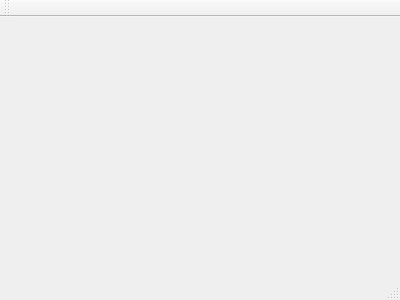
This is student/11/timer/mainwindow.ui in Veeti-Lukin/programming2-course as Qt 5 draws it before an edit. The edited form follows.
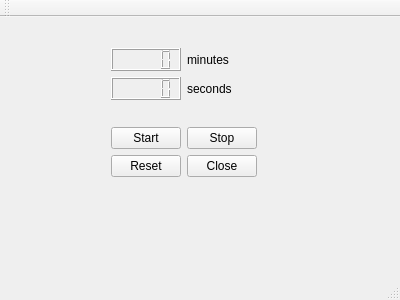
This is the edited form.

Commit message: TASK 11.6.3 ADD FUNCTION: time increasing automatically

What changed in the file:
```diff
--- a/student/11/timer/mainwindow.ui
+++ b/student/11/timer/mainwindow.ui
@@ -12,13 +12,115 @@
   <property name="windowTitle" >
    <string>MainWindow</string>
   </property>
-  <widget class="QMenuBar" name="menuBar" />
-  <widget class="QToolBar" name="mainToolBar" />
-  <widget class="QWidget" name="centralWidget" />
-  <widget class="QStatusBar" name="statusBar" />
+  <widget class="QWidget" name="centralWidget">
+   <widget class="QWidget" name="gridLayoutWidget">
+    <property name="geometry">
+     <rect>
+      <x>100</x>
+      <y>20</y>
+      <width>168</width>
+      <height>151</height>
+     </rect>
+    </property>
+    <layout class="QGridLayout" name="gridLayout">
+     <item row="0" column="1">
+      <widget class="QLabel" name="label">
+       <property name="text">
+        <string>minutes</string>
+       </property>
+      </widget>
+     </item>
+     <item row="1" column="1">
+      <widget class="QLabel" name="label_2">
+       <property name="text">
+        <string>seconds</string>
+       </property>
+      </widget>
+     </item>
+     <item row="1" column="0">
+      <widget class="QLCDNumber" name="lcdNumberSec"/>
+     </item>
+     <item row="2" column="1">
+      <spacer name="verticalSpacer_2">
+       <property name="orientation">
+        <enum>Qt::Vertical</enum>
+       </property>
+       <property name="sizeHint" stdset="0">
+        <size>
+         <width>20</width>
+         <height>40</height>
+        </size>
+       </property>
+      </spacer>
+     </item>
+     <item row="3" column="0">
+      <widget class="QPushButton" name="startButton">
+       <property name="text">
+        <string>Start</string>
+       </property>
+      </widget>
+     </item>
+     <item row="2" column="0">
+      <spacer name="verticalSpacer">
+       <property name="orientation">
+        <enum>Qt::Vertical</enum>
+       </property>
+       <property name="sizeHint" stdset="0">
+        <size>
+         <width>20</width>
+         <height>40</height>
+        </size>
+       </property>
+      </spacer>
+     </item>
+     <item row="0" column="0">
+      <widget class="QLCDNumber" name="lcdNumberMin"/>
+     </item>
+     <item row="4" column="0">
+      <widget class="QPushButton" name="stopButton_2">
+       <property name="text">
+        <string>Reset</string>
+       </property>
+      </widget>
+     </item>
+     <item row="3" column="1">
+      <widget class="QPushButton" name="stopButton">
+       <property name="text">
+        <string>Stop</string>
+       </property>
+      </widget>
+     </item>
+     <item row="4" column="1">
+      <widget class="QPushButton" name="closeButton">
+       <property name="text">
+        <string>Close</string>
+       </property>
+      </widget>
+     </item>
+    </layout>
+   </widget>
+  </widget>
+  <widget class="QMenuBar" name="menuBar">
+   <property name="geometry">
+    <rect>
+     <x>0</x>
+     <y>0</y>
+     <width>400</width>
+     <height>21</height>
+    </rect>
+   </property>
+  </widget>
+  <widget class="QToolBar" name="mainToolBar">
+   <attribute name="toolBarArea">
+    <enum>TopToolBarArea</enum>
+   </attribute>
+   <attribute name="toolBarBreak">
+    <bool>false</bool>
+   </attribute>
+  </widget>
+  <widget class="QStatusBar" name="statusBar"/>
  </widget>
- <layoutDefault spacing="6" margin="11" />
- <pixmapfunction></pixmapfunction>
+ <layoutdefault spacing="6" margin="11"/>
  <resources/>
  <connections/>
 </ui>
```
Left out of the diff: 7 changed lines with no effect on the pictures. The commit also changes 2 other files.
